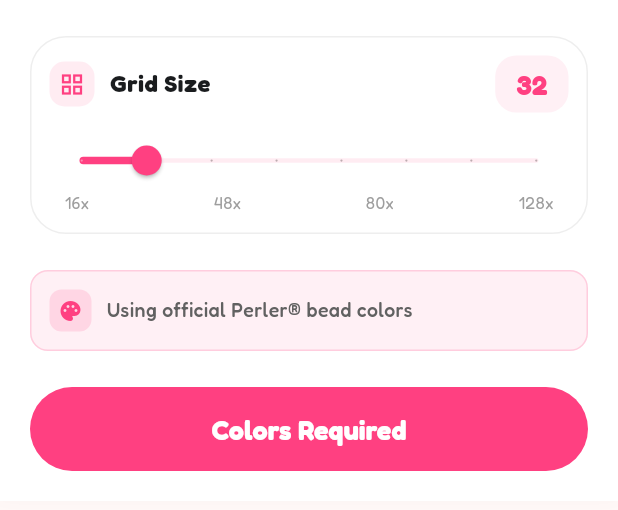
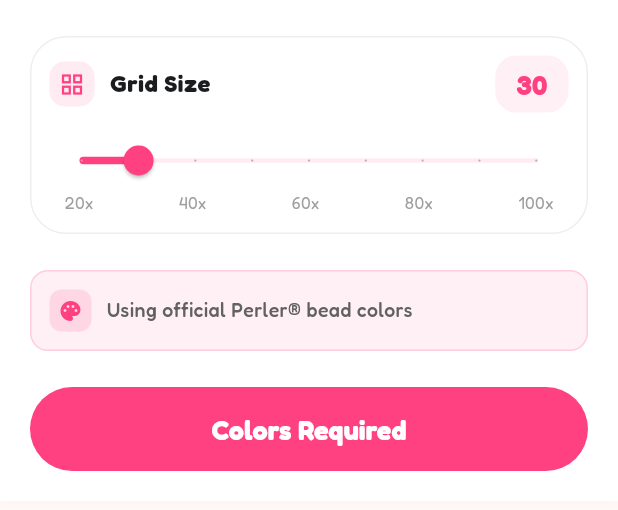
Before and after one commit to and2long/beadneko_flutter, a Flutter app: the _ControlPanel widget shown alone on an empty page, opened directly with empty values, on a phone screen of 412 x 824 dp. Shown: the top 510 px of the screen. Run offline on Flutter 3.47's test engine with Material 3 defaults, Android fonts, the phone set to English and light mode, and no system bars; our stand-ins replace cached_network_image, dio, flutter_smart_dialog, flutter_spinkit, google_fonts, hive and 5 more; missing offline and left inert: flutter_ytlog, image_gallery_saver_plus; accounts and stored records are empty.

```diff
--- a/lib/i18n/i18n.dart
+++ b/lib/i18n/i18n.dart
@@ -125,4 +125,7 @@ abstract class S {
   String get permissionCameraTitle;
   String get permissionCameraContent;
   String get permissionCameraSettingsContent;
+
+  // App name for export
+  String get appName;
 }
--- a/lib/i18n/i18n_en.dart
+++ b/lib/i18n/i18n_en.dart
@@ -81,7 +81,7 @@ class ProjectLocalizationsEN implements S {
   String get homeViewAll => 'View All';
 
   @override
-  String get editorTitle => 'BeadNeko Editor';
+  String get editorTitle => 'Generate Bead Pattern';
 
   @override
   String get editorSelectImage => 'Select Image';
@@ -166,4 +166,7 @@ class ProjectLocalizationsEN implements S {
   @override
   String get permissionCameraSettingsContent =>
       'BeadNeko cannot access your camera. Please enable camera access in the app settings to continue.';
+
+  @override
+  String get appName => 'BeadNeko';
 }
--- a/lib/i18n/i18n_ja.dart
+++ b/lib/i18n/i18n_ja.dart
@@ -80,7 +80,7 @@ class ProjectLocalizationsJA implements S {
   String get homeViewAll => 'すべて表示';
 
   @override
-  String get editorTitle => 'BeadNeko エディタ';
+  String get editorTitle => 'ビーズ図案生成';
 
   @override
   String get editorSelectImage => '画像を選択';
@@ -164,4 +164,7 @@ class ProjectLocalizationsJA implements S {
   @override
   String get permissionCameraSettingsContent =>
       'カメラにアクセスできません。続行するには、設定からカメラのアクセスを有効にしてください。';
+
+  @override
+  String get appName => 'BeadNeko';
 }
--- a/lib/i18n/i18n_zh.dart
+++ b/lib/i18n/i18n_zh.dart
@@ -80,7 +80,7 @@ class ProjectLocalizationsZH implements S {
   String get homeViewAll => '查看全部';
 
   @override
-  String get editorTitle => 'BeadNeko 编辑器';
+  String get editorTitle => '生成拼豆图纸';
 
   @override
   String get editorSelectImage => '选择图片';
@@ -162,4 +162,7 @@ class ProjectLocalizationsZH implements S {
   @override
   String get permissionCameraSettingsContent =>
       'BeadNeko 无法访问您的相机。请在应用设置中启用相机访问以继续。';
+
+  @override
+  String get appName => '拼豆猫';
 }
--- a/lib/pages/editor_page.dart
+++ b/lib/pages/editor_page.dart
@@ -340,7 +340,7 @@ class EditorPage extends StatelessWidget {
 
   Future<void> _saveImage(BuildContext context) async {
     final project = Provider.of<BeadProjectProvider>(context, listen: false);
-    final success = await project.saveImage();
+    final success = await project.saveImage(context);
     if (context.mounted) {
       ScaffoldMessenger.of(context).showSnackBar(
         SnackBar(
@@ -531,9 +531,9 @@ class _ControlPanel extends StatelessWidget {
             ),
             child: Slider(
               value: project.targetSize.toDouble(),
-              min: 16,
-              max: 128,
-              divisions: 7, // 16, 32, 48, 64, 80, 96, 112, 128
+              min: 20,
+              max: 100,
+              divisions: 8, // 20, 30, 40, 50, 60, 70, 80, 90, 100
               onChanged: (value) {
                 project.updateTargetSize(value.toInt());
               },
@@ -545,11 +545,15 @@ class _ControlPanel extends StatelessWidget {
               mainAxisAlignment: MainAxisAlignment.spaceBetween,
               children: [
                 Text(
-                  "16x",
+                  "20x",
                   style: TextStyle(color: Colors.grey[500], fontSize: 11),
                 ),
                 Text(
-                  "48x",
+                  "40x",
+                  style: TextStyle(color: Colors.grey[500], fontSize: 11),
+                ),
+                Text(
+                  "60x",
                   style: TextStyle(color: Colors.grey[500], fontSize: 11),
                 ),
                 Text(
@@ -557,7 +561,7 @@ class _ControlPanel extends StatelessWidget {
                   style: TextStyle(color: Colors.grey[500], fontSize: 11),
                 ),
                 Text(
-                  "128x",
+                  "100x",
                   style: TextStyle(color: Colors.grey[500], fontSize: 11),
                 ),
               ],
```
Also changed, not shown: lib/pages/home.dart (+0 -13 lines), lib/store.dart (+11 -3 lines), lib/utils/image_saver.dart (+25 -5 lines).
